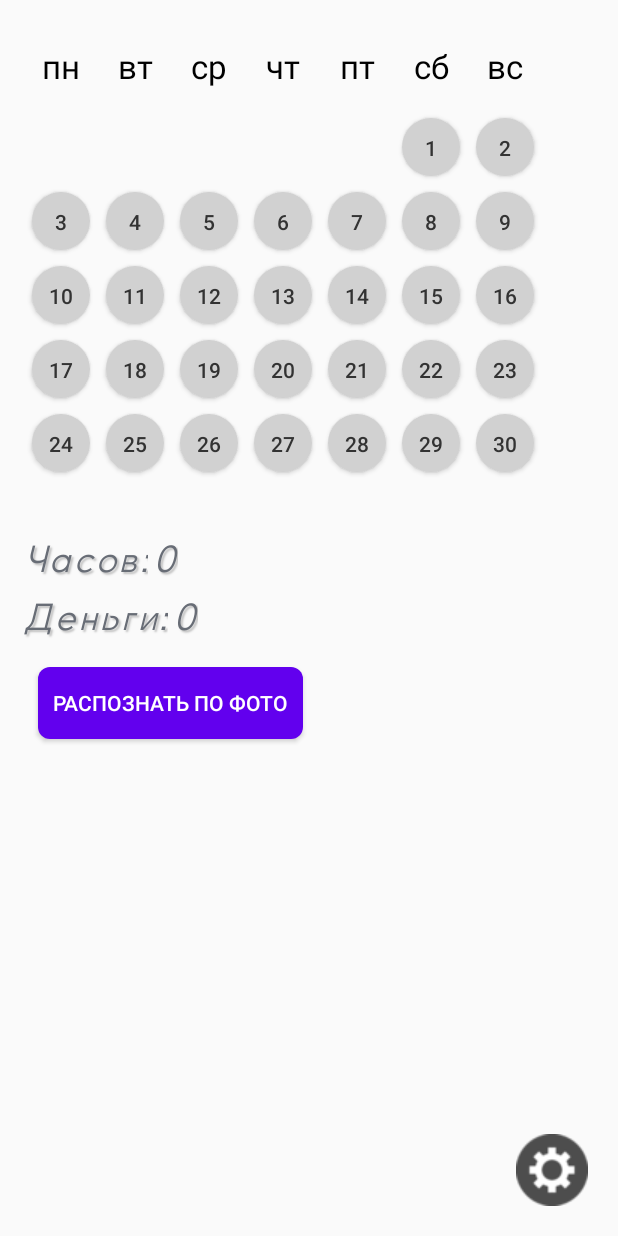
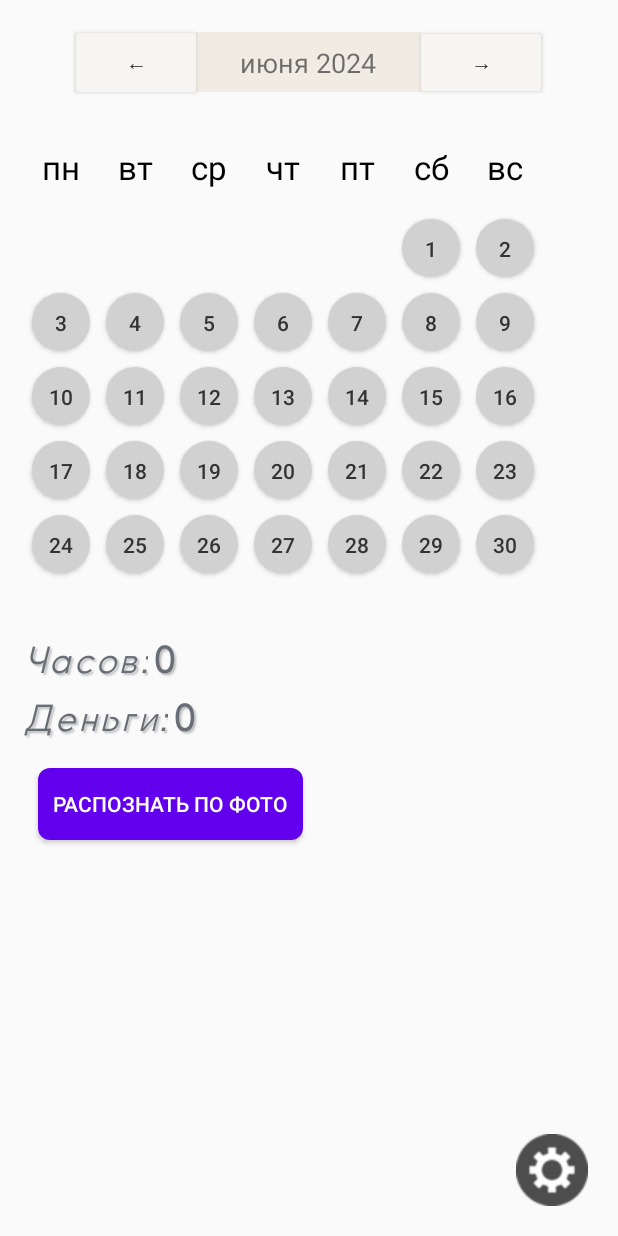
Before and after one commit to Richeansss/Granta, an Android app built with Jetpack Compose: the screen it shows after launch (MainActivity), on a phone screen of 412 x 824 dp. Run offline under Robolectric (Android 15) with nearby library versions, the phone set to English and light mode, and no system bars.

Commit message:
Add Files

```diff
--- a/app/build.gradle.kts
+++ b/app/build.gradle.kts
@@ -9,7 +9,7 @@ android {
 
     defaultConfig {
         applicationId = "com.example.granta"
-        minSdk = 24
+        minSdk = 26
         targetSdk = 34
         versionCode = 1
         versionName = "1.0"
@@ -47,7 +47,7 @@ android {
 }
 
 dependencies {
-
+    implementation("com.google.code.gson:gson:2.10")
     implementation("androidx.core:core-ktx:1.13.1")
     implementation ("androidx.exifinterface:exifinterface:1.3.7")
     implementation("androidx.navigation:navigation-compose:2.7.7")
--- a/app/src/main/java/com/example/granta/MainActivity.kt
+++ b/app/src/main/java/com/example/granta/MainActivity.kt
@@ -6,17 +6,18 @@ import android.content.Intent
 import android.content.SharedPreferences
 import android.graphics.Color
 import android.graphics.drawable.GradientDrawable
-import android.os.Build
 import android.os.Bundle
 import android.util.DisplayMetrics
 import android.util.Log
 import android.widget.*
-import androidx.annotation.RequiresApi
 import androidx.appcompat.app.AppCompatActivity
+import com.google.gson.Gson
+import com.google.gson.reflect.TypeToken
 import java.time.DayOfWeek
 import java.time.LocalDate
 import java.time.format.TextStyle
 import java.util.*
+
 
 class MainActivity : AppCompatActivity() {
 
@@ -25,15 +26,21 @@ class MainActivity : AppCompatActivity() {
 
     private lateinit var buttonToImageRecognizer: Button
     private lateinit var buttonToSettings: Button
+    private lateinit var buttonPrevMonth: Button
+    private lateinit var buttonNextMonth: Button
+    private lateinit var currentMonthTextView: TextView
 
     private lateinit var sharedPreferences: SharedPreferences
-    private var sumHour: Int = 0 // Общее количество часов
-    private var sumMoney: Int = 0 // Общее количество денег
+    private var sumHour: Int = 0
+    private var sumMoney: Int = 0
 
-    private var moneyPer24Hours: Int = 4000 // Деньги за 24 часа
-    private val moneyPer12Hours get() = moneyPer24Hours / 2 // Деньги за 12 часов
+    private var moneyPer24Hours: Int = 4000
+    private val moneyPer12Hours get() = moneyPer24Hours / 2
 
-    @RequiresApi(Build.VERSION_CODES.O)
+    private var currentDate = LocalDate.now()
+
+    private var monthlySums: MutableMap<String, Int> = mutableMapOf()
+
     override fun onCreate(savedInstanceState: Bundle?) {
         super.onCreate(savedInstanceState)
         setContentView(R.layout.activity_main)
@@ -47,10 +54,41 @@ class MainActivity : AppCompatActivity() {
         sumHourTextView = findViewById(R.id.sumHourTextView)
 
         buttonToImageRecognizer = findViewById(R.id.buttonToImageRecognizer)
+
+        buttonPrevMonth = findViewById(R.id.buttonPrevMonth)
+        buttonNextMonth = findViewById(R.id.buttonNextMonth)
+        currentMonthTextView = findViewById(R.id.currentMonthTextView)
+
+        buttonPrevMonth.setOnClickListener {
+            changeMonth(-1)
+        }
+
+        buttonNextMonth.setOnClickListener {
+            changeMonth(1)
+        }
+
+        sharedPreferences = getSharedPreferences("my_preferences", Context.MODE_PRIVATE)
+        loadMonthlySums()
+
+        // Load money per 24 hours from shared preferences
+        moneyPer24Hours = sharedPreferences.getInt("${currentDate.year}_${currentDate.monthValue}_money_per_24_hours", 4000)
+
+        buttonToImageRecognizer.setOnClickListener {
+            val intent = Intent(
+                this@MainActivity,
+                ImageRecognizerActivity::class.java
+            )
+            startActivity(intent)
+        }
+
+        updateCalendar()
+    }
+
+    private fun updateCalendar() {
+        currentMonthTextView.text = currentDate.month.getDisplayName(TextStyle.FULL, Locale("ru")) + " " + currentDate.year
+
         val calendarGrid: GridLayout = findViewById(R.id.calendarGrid)
-
-        val currentDate = LocalDate.now()
-        val countDaysOfMonth = currentDate.lengthOfMonth()
+        calendarGrid.removeAllViews()
 
         val displayMetrics = DisplayMetrics()
         windowManager.defaultDisplay.getMetrics(displayMetrics)
@@ -61,10 +99,22 @@ class MainActivity : AppCompatActivity() {
         val buttonMargin = 8
 
         val firstDayOfMonth = LocalDate.of(currentDate.year, currentDate.month, 1)
-        val firstDayOfWeek = firstDayOfMonth.dayOfWeek.value // Первый день недели месяца (1 - понедельник, 7 - воскресенье)
+        val firstDayOfWeek = firstDayOfMonth.dayOfWeek.value
 
-        sharedPreferences = getSharedPreferences("my_preferences", Context.MODE_PRIVATE)
+        addDayOfWeekHeaders(calendarGrid, buttonSize, buttonMargin)
+        addEmptySpaces(calendarGrid, buttonSize, buttonMargin, firstDayOfWeek)
+        addDayButtons(calendarGrid, buttonSize, buttonMargin)
 
+        restoreButtonValues()
+
+        sumHour = sharedPreferences.getInt("${currentDate.year}_${currentDate.monthValue}_sum_hour", 0)
+        sumMoney = sharedPreferences.getInt("${currentDate.year}_${currentDate.monthValue}_sum_money", 0)
+
+        sumHourTextView.text = sumHour.toString()
+        sumMoneyTextView.text = sumMoney.toString()
+    }
+
+    private fun addDayOfWeekHeaders(grid: GridLayout, buttonSize: Int, buttonMargin: Int) {
         val daysOfWeek = DayOfWeek.entries.map { it.getDisplayName(TextStyle.SHORT, Locale("ru")) }
         for (dayOfWeek in daysOfWeek) {
             val dayTextView = TextView(this).apply {
@@ -78,9 +128,11 @@ class MainActivity : AppCompatActivity() {
                     setMargins(buttonMargin, buttonMargin, buttonMargin, buttonMargin)
                 }
             }
-            calendarGrid.addView(dayTextView)
+            grid.addView(dayTextView)
+        }
     }
 
+    private fun addEmptySpaces(grid: GridLayout, buttonSize: Int, buttonMargin: Int, firstDayOfWeek: Int) {
         for (i in 1 until firstDayOfWeek) {
             val emptyView = Space(this).apply {
                 layoutParams = GridLayout.LayoutParams().apply {
@@ -89,48 +141,49 @@ class MainActivity : AppCompatActivity() {
                     setMargins(buttonMargin, buttonMargin, buttonMargin, buttonMargin)
                 }
             }
-            calendarGrid.addView(emptyView)
+            grid.addView(emptyView)
+        }
     }
 
+    private fun addDayButtons(grid: GridLayout, buttonSize: Int, buttonMargin: Int) {
+        val countDaysOfMonth = currentDate.lengthOfMonth()
         for (dayOfMonth in 1..countDaysOfMonth) {
             val button = createDayButton(dayOfMonth, buttonSize, buttonMargin)
-            calendarGrid.addView(button)
+            grid.addView(button)
+        }
     }
 
-        restoreButtonValues()
 
-        buttonToImageRecognizer.setOnClickListener {
-            val intent = Intent(this, ImageRecognizerActivity::class.java)
-            startActivity(intent)
+    private fun changeMonth(amount: Int) {
+        currentDate = currentDate.plusMonths(amount.toLong())
+        updateCalendar()
     }
 
-        // Получение сохраненного значения общего количества часов и денег
-        sumHour = sharedPreferences.getInt("sum_hour", 0)
-        sumMoney = sharedPreferences.getInt("sum_money", 0)
-
-        // Отображение общего количества часов и денег
-        sumHourTextView.text = sumHour.toString()
-        sumMoneyTextView.text = sumMoney.toString()
-    }
-
-    @RequiresApi(Build.VERSION_CODES.O)
     private fun restoreButtonValues() {
         val calendarGrid: GridLayout = findViewById(R.id.calendarGrid)
         val countDaysOfMonth = getCurrentMonthLength()
 
         for (dayOfMonth in 1..countDaysOfMonth) {
             val buttonTag = "button_$dayOfMonth"
-            val savedOption = sharedPreferences.getString("day_$dayOfMonth", null)
-            val savedColor = sharedPreferences.getInt("day_color_$dayOfMonth", Color.parseColor("#CCC5B9"))
+            val savedOption = sharedPreferences.getString("${currentDate.year}_${currentDate.monthValue}_day_$dayOfMonth", null)
+            val savedColor = sharedPreferences.getInt("${currentDate.year}_${currentDate.monthValue}_day_color_$dayOfMonth", Color.parseColor("#CCC5B9"))
 
             calendarGrid.findViewWithTag<Button>(buttonTag)?.let { button ->
                 if (savedOption != null) {
                     button.text = savedOption
-                    button.setTextColor(Color.WHITE)
                     button.background = GradientDrawable().apply {
                         shape = GradientDrawable.OVAL
                         setColor(savedColor)
                     }
+
+                    // Установка цвета текста в зависимости от значения savedOption
+                    button.setTextColor(
+                        when (savedOption) {
+                            "12н" -> Color.WHITE
+                            "12д" -> Color.parseColor("#333333")
+                            else -> Color.WHITE
+                        }
+                    )
                 }
             }
         }
@@ -179,16 +232,14 @@ class MainActivity : AppCompatActivity() {
             setColor(Color.parseColor("#d1d1d1"))
         }
 
-        // Получение сохраненной опции перед удалением
-        val savedOption = sharedPreferences.getString("day_$dayOfMonth", null)
-        Log.d("MainActivity", "clearButton: savedOption = $savedOption for day $dayOfMonth") // Логирование считанного значения
+        val savedOption = sharedPreferences.getString("${currentDate.year}_${currentDate.monthValue}_day_$dayOfMonth", null)
+        Log.d("MainActivity", "clearButton: savedOption = $savedOption for day $dayOfMonth")
 
-        // Удаление опций после получения сохраненной опции
         clearSelectedOption(dayOfMonth)
 
         if (savedOption != null) {
-            val oldMoneyPer12Hours = sharedPreferences.getInt("money_per_12_hours", moneyPer12Hours)
-            val oldMoneyPer24Hours = sharedPreferences.getInt("money_per_24_hours", moneyPer24Hours)
+            val oldMoneyPer12Hours = sharedPreferences.getInt("${currentDate.year}_${currentDate.monthValue}_money_per_12_hours", moneyPer12Hours)
+            val oldMoneyPer24Hours = sharedPreferences.getInt("${currentDate.year}_${currentDate.monthValue}_money_per_24_hours", moneyPer24Hours)
 
             sumHour -= when (savedOption) {
                 "12н", "12д" -> 12
@@ -202,14 +253,12 @@ class MainActivity : AppCompatActivity() {
                 else -> 0
             }
 
-            // Сохранение обновленного значения часов и денег
             with(sharedPreferences.edit()) {
-                putInt("sum_hour", sumHour)
-                putInt("sum_money", sumMoney)
+                putInt("${currentDate.year}_${currentDate.monthValue}_sum_hour", sumHour)
+                putInt("${currentDate.year}_${currentDate.monthValue}_sum_money", sumMoney)
                 apply()
             }
 
-            // Обновление отображения общего количества часов и денег
             sumHourTextView.text = sumHour.toString()
             sumMoneyTextView.text = sumMoney.toString()
         } else {
@@ -220,20 +269,16 @@ class MainActivity : AppCompatActivity() {
 
     private fun clearSelectedOption(dayOfMonth: Int) {
         with(sharedPreferences.edit()) {
-            remove("day_$dayOfMonth")
-            remove("day_color_$dayOfMonth")
+            remove("${currentDate.year}_${currentDate.monthValue}_day_$dayOfMonth")
+            remove("${currentDate.year}_${currentDate.monthValue}_day_color_$dayOfMonth")
             apply()
         }
     }
 
     private fun updateButton(dayOfMonth: Int, button: Button, newOption: String, newColor: Int) {
-        // Получение текущей сохраненной опции
-        val currentOption = sharedPreferences.getString("day_$dayOfMonth", null)
-
-        // Логирование текущей сохраненной опции
+        val currentOption = sharedPreferences.getString("${currentDate.year}_${currentDate.monthValue}_day_$dayOfMonth", null)
         Log.d("MainActivity", "updateButton: current option = $currentOption for day $dayOfMonth")
 
-        // Обновление кнопки
         button.text = newOption
         button.setTextColor(Color.WHITE)
         button.background = GradientDrawable().apply {
@@ -269,35 +314,32 @@ class MainActivity : AppCompatActivity() {
             else -> 0
         }
 
-        // Обновление общего количества часов и денег
         sumHour += newHours - currentHours
         sumMoney += newMoney - currentMoney
 
-        // Сохранение обновленного значения часов и денег
         with(sharedPreferences.edit()) {
-            putInt("sum_hour", sumHour)
-            putInt("sum_money", sumMoney)
+            putInt("${currentDate.year}_${currentDate.monthValue}_sum_hour", sumHour)
+            putInt("${currentDate.year}_${currentDate.monthValue}_sum_money", sumMoney)
             apply()
         }
 
-        // Обновление отображения общего количества часов и денег
         sumHourTextView.text = sumHour.toString()
         sumMoneyTextView.text = sumMoney.toString()
+
+        monthlySums["${currentDate.year}_${currentDate.monthValue}"] = sumMoney
+        saveMonthlySums()
     }
-
-
 
     private fun saveSelectedOption(dayOfMonth: Int, selectedOption: String, selectedColor: Int) {
         with(sharedPreferences.edit()) {
-            putString("day_$dayOfMonth", selectedOption)
-            putInt("day_color_$dayOfMonth", selectedColor)
+            putString("${currentDate.year}_${currentDate.monthValue}_day_$dayOfMonth", selectedOption)
+            putInt("${currentDate.year}_${currentDate.monthValue}_day_color_$dayOfMonth", selectedColor)
             apply()
         }
     }
 
-    @RequiresApi(Build.VERSION_CODES.O)
     private fun getCurrentMonthLength(): Int {
-        return LocalDate.now().lengthOfMonth()
+        return currentDate.lengthOfMonth()
     }
 
     private fun createDayButton(dayOfMonth: Int, buttonSize: Int, buttonMargin: Int): Button {
@@ -320,45 +362,39 @@ class MainActivity : AppCompatActivity() {
         }
     }
 
-    @RequiresApi(Build.VERSION_CODES.O)
     private fun showSettingsDialog() {
         val dialogView = layoutInflater.inflate(R.layout.dialog_settings, null)
         val moneyPer24HoursEditText = dialogView.findViewById<EditText>(R.id.moneyPer24HoursEditText)
         val saveButton = dialogView.findViewById<Button>(R.id.saveButton)
 
-        // Получение текущего значения moneyPer24Hours
-        val currentMoneyPer24Hours = sharedPreferences.getInt("money_per_24_hours", 4000)
-        moneyPer24HoursEditText.setText(currentMoneyPer24Hours.toString())
+        moneyPer24HoursEditText.setText(moneyPer24Hours.toString())
 
         val dialog = AlertDialog.Builder(this)
             .setView(dialogView)
             .create()
 
         saveButton.setOnClickListener {
+            try {
                 val newMoneyPer24Hours = moneyPer24HoursEditText.text.toString().toInt()
-
-            // Обновить переменную moneyPer24Hours
                 moneyPer24Hours = newMoneyPer24Hours
 
-            // Сохранение новых значений денег за 12 и 24 часа
                 with(sharedPreferences.edit()) {
-                putInt("money_per_24_hours", newMoneyPer24Hours)
-                putInt("money_per_12_hours", newMoneyPer24Hours / 2)
+                    putInt("${currentDate.year}_${currentDate.monthValue}_money_per_24_hours", newMoneyPer24Hours)
+                    putInt("${currentDate.year}_${currentDate.monthValue}_money_per_12_hours", newMoneyPer24Hours / 2)
                     apply()
                 }
 
-            // Пересчитать сумму денег на основе нового значения moneyPer24Hours
                 recalculateSumMoney()
 
                 dialog.dismiss()
+            } catch (e: NumberFormatException) {
+                Toast.makeText(this, "Введите корректное значение", Toast.LENGTH_SHORT).show()
+            }
         }
 
         dialog.show()
     }
 
-
-
-    @RequiresApi(Build.VERSION_CODES.O)
     private fun recalculateSumMoney() {
         sumMoney = 0
         sumHour = 0
@@ -367,7 +403,7 @@ class MainActivity : AppCompatActivity() {
         val currentMoneyPer24Hours = moneyPer24Hours
 
         for (dayOfMonth in 1..getCurrentMonthLength()) {
-            val savedOption = sharedPreferences.getString("day_$dayOfMonth", null)
+            val savedOption = sharedPreferences.getString("${currentDate.year}_${currentDate.monthValue}_day_$dayOfMonth", null)
             sumMoney += when (savedOption) {
                 "12н", "12д" -> currentMoneyPer12Hours
                 "24" -> currentMoneyPer24Hours
@@ -380,15 +416,32 @@ class MainActivity : AppCompatActivity() {
             }
         }
 
-        // Сохранение обновленного значения часов и денег
         with(sharedPreferences.edit()) {
-            putInt("sum_money", sumMoney)
-            putInt("sum_hour", sumHour)
+            putInt("${currentDate.year}_${currentDate.monthValue}_sum_money", sumMoney)
+            putInt("${currentDate.year}_${currentDate.monthValue}_sum_hour", sumHour)
             apply()
         }
 
-        // Обновление отображения общего количества часов и денег
         sumMoneyTextView.text = sumMoney.toString()
         sumHourTextView.text = sumHour.toString()
+
+        monthlySums["${currentDate.year}_${currentDate.monthValue}"] = sumMoney
+        saveMonthlySums()
+    }
+
+    private fun loadMonthlySums() {
+        val json = sharedPreferences.getString("monthly_sums", null)
+        if (json != null) {
+            val type = object : TypeToken<MutableMap<String, Int>>() {}.type
+            monthlySums = Gson().fromJson(json, type)
         }
     }
+
+    private fun saveMonthlySums() {
+        val json = Gson().toJson(monthlySums)
+        with(sharedPreferences.edit()) {
+            putString("monthly_sums", json)
+            apply()
+        }
+    }
+}
--- a/app/src/main/res/layout/activity_main.xml
+++ b/app/src/main/res/layout/activity_main.xml
@@ -4,6 +4,41 @@
                 android:layout_width="match_parent"
                 android:layout_height="match_parent"
                 tools:context=".MainActivity">
+
+    <LinearLayout
+            android:id="@+id/monthNavigationLayout"
+            android:layout_width="match_parent"
+            android:layout_height="wrap_content"
+            android:orientation="horizontal"
+            android:gravity="center"
+            android:padding="16dp">
+
+        <Button
+                android:id="@+id/buttonPrevMonth"
+                android:layout_width="wrap_content"
+                android:layout_height="51dp"
+                android:layout_marginEnd="-4dp"
+                android:backgroundTint="@color/colorHorizontalPrimary"
+                android:text="←" />
+
+        <TextView
+                android:id="@+id/currentMonthTextView"
+                android:layout_width="150dp"
+                android:layout_height="40dp"
+                android:textSize="18sp"
+                android:padding="8dp"
+                android:textAlignment="center"
+                android:background="@color/colorHorizontalSecondary"/>
+
+
+        <Button
+                android:id="@+id/buttonNextMonth"
+                android:layout_width="wrap_content"
+                android:layout_height="50dp"
+                android:layout_marginStart="-4dp"
+                android:backgroundTint="@color/colorHorizontalPrimary"
+                android:text="→" />
+    </LinearLayout>
 
     <GridLayout
             android:id="@+id/calendarGrid"
@@ -12,7 +47,7 @@
             android:columnCount="7"
             android:rowCount="5"
             android:padding="8dp"
-            android:layout_marginTop="16dp"
+            android:layout_below="@id/monthNavigationLayout"
             android:layout_marginStart="8dp"
             android:layout_marginEnd="8dp"
             android:layout_marginBottom="16dp"
@@ -39,6 +74,7 @@
         <TextView
                 android:id="@+id/sumHourTextView"
                 style="@style/ResultTextStyle"
+                android:textStyle="bold"
                 android:layout_width="wrap_content"
                 android:layout_height="wrap_content"
                 android:text="Кол-во часов:"
@@ -64,6 +100,7 @@
         <TextView
                 android:id="@+id/sumMoneyTextView"
                 style="@style/ResultTextStyle"
+                android:textStyle="bold"
                 android:layout_width="wrap_content"
                 android:layout_height="wrap_content"
                 android:text="Кол-во денег:"
--- a/app/src/main/res/layout/dialog_settings.xml
+++ b/app/src/main/res/layout/dialog_settings.xml
@@ -19,7 +19,7 @@
             android:id="@+id/moneyPer24HoursEditText"
             android:layout_width="match_parent"
             android:layout_height="wrap_content"
-            android:hint="Введите деньги за 24 часа"
+            android:hint="Введите кол-во денег за 24 часа"
             android:inputType="number"
             android:padding="10dp"
             android:background="@drawable/edittext_background"
--- a/app/src/main/res/values/colors.xml
+++ b/app/src/main/res/values/colors.xml
@@ -8,4 +8,6 @@
     <color name="black">#FF000000</color>
     <color name="white">#FFFFFFFF</color>
     <color name="colorPrimary">#3F51B5</color>
+    <color name="colorHorizontalPrimary">#F6F5F2</color>
+    <color name="colorHorizontalSecondary">#F0EBE3</color>
 </resources>
```
Lines whose indentation alone changed are shown as unchanged.
